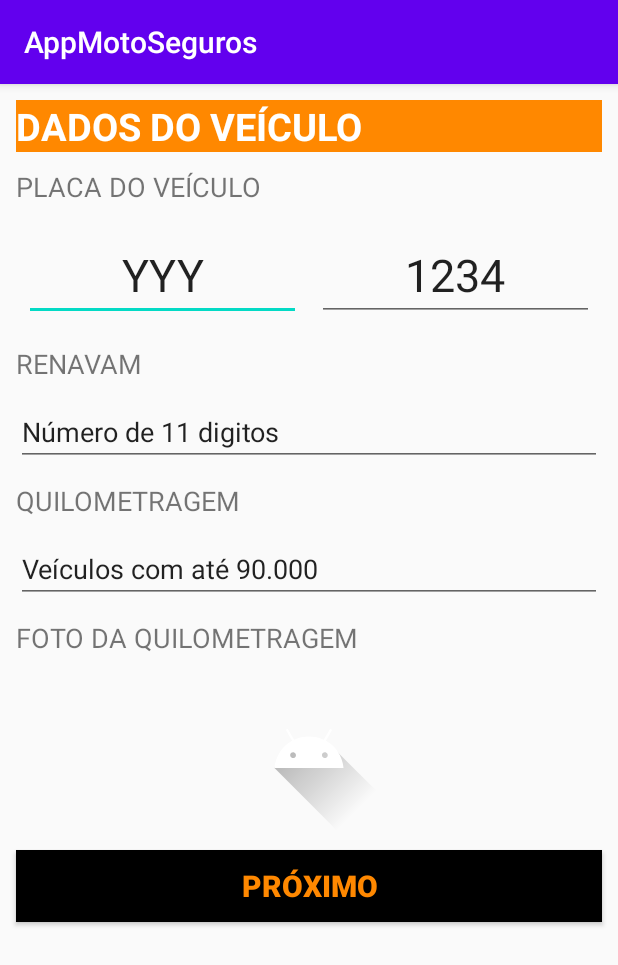
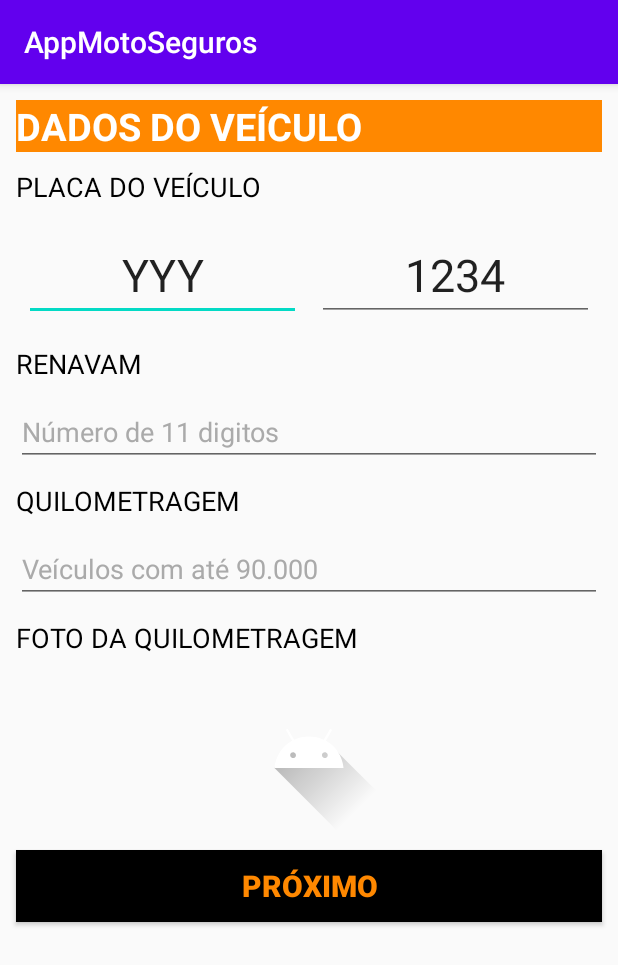
Before and after one commit to danthyl/AppMotoSeguros, an Android app: the FormularioVeiculoActivity screen opened directly, with no data from a screen before it, on a phone screen of 412 x 824 dp. Shown: the top 965 px of the screen. Run offline under Robolectric (Android 15) with nearby library versions, the phone set to English and light mode, and no system bars.

Commit message:
Tratamento dos campos dos formulários, tamanho, quantidade de caracteres, tipo de caracteres de entrada.

```diff
--- a/app/src/main/res/layout/activity_formulario_veiculo.xml
+++ b/app/src/main/res/layout/activity_formulario_veiculo.xml
@@ -23,7 +23,17 @@
         android:layout_height="wrap_content"
         android:layout_margin="5dp"
         android:text="@string/placa_do_veiculo"
+        android:textColor="@android:color/black"
         android:textSize="18sp" />
+
+    <ScrollView
+        android:layout_width="match_parent"
+        android:layout_height="match_parent">
+
+    <LinearLayout
+        android:layout_width="match_parent"
+        android:layout_height="wrap_content"
+        android:orientation="vertical" >
 
         <LinearLayout
             android:layout_width="match_parent"
@@ -37,18 +47,21 @@
                 android:layout_height="wrap_content"
                 android:layout_margin="5dp"
                 android:layout_weight="1"
+                android:digits="ABCDEFGHIJLMNOPQRSTUVXZKWY"
                 android:ems="10"
                 android:gravity="center"
                 android:hint="@string/placa_letras"
-            android:inputType="textPersonName"
+                android:importantForAutofill="no"
+                android:inputType="textCapCharacters"
+                android:maxLength="3"
                 android:nextFocusLeft="@id/editPlacaNumeros"
                 android:nextFocusRight="@id/editPlacaNumeros"
                 android:nextFocusUp="@id/editPlacaNumeros"
                 android:nextFocusDown="@id/editPlacaNumeros"
                 android:nextFocusForward="@id/editPlacaNumeros"
                 android:text="@string/placa_letras"
-            android:textSize="30sp"
-            android:importantForAutofill="no" />
+                android:textColorHint="@android:color/darker_gray"
+                android:textSize="30sp" />
 
             <EditText
                 android:id="@+id/editPlacaNumeros"
@@ -59,10 +72,12 @@
                 android:ems="10"
                 android:gravity="center"
                 android:hint="@string/placa_numero"
+                android:importantForAutofill="no"
                 android:inputType="number"
+                android:maxLength="4"
                 android:text="@string/placa_numero"
-            android:textSize="30sp"
-            android:importantForAutofill="no" />
+                android:textColorHint="@android:color/darker_gray"
+                android:textSize="30sp" />
         </LinearLayout>
 
         <TextView
@@ -71,6 +86,7 @@
             android:layout_height="wrap_content"
             android:layout_margin="5dp"
             android:text="@string/renavam"
+            android:textColor="@android:color/black"
             android:textSize="18sp" />
 
         <EditText
@@ -79,9 +95,9 @@
             android:layout_margin="5dp"
             android:ems="10"
             android:hint="@string/campo_renavam"
+            android:importantForAutofill="no"
             android:inputType="textPersonName"
-        android:text="@string/placa_numeros"
-        android:importantForAutofill="no" />
+            android:textColorHint="@android:color/darker_gray" />
 
         <TextView
             android:id="@+id/subtitulo_quilometragem"
@@ -89,6 +105,7 @@
             android:layout_height="wrap_content"
             android:layout_margin="5dp"
             android:text="@string/quilometragem"
+            android:textColor="@android:color/black"
             android:textSize="18sp" />
 
     <EditText
@@ -99,7 +116,7 @@
         android:ems="10"
         android:hint="@string/campo_veiculo"
         android:inputType="number|textPersonName"
-        android:text="@string/campo_veiculo"
+        android:textColorHint="@android:color/darker_gray"
         android:importantForAutofill="no" />
 
         <TextView
@@ -108,6 +125,7 @@
             android:layout_height="wrap_content"
             android:layout_margin="5dp"
             android:text="@string/foto_da_quilometragem"
+            android:textColor="@android:color/black"
             android:textSize="18sp" />
 
     <ImageView
@@ -129,5 +147,8 @@
         android:textColor="@android:color/holo_orange_dark"
         android:textSize="20sp"
         android:textStyle="bold" />
+    </LinearLayout>
+
+    </ScrollView>
 
 </LinearLayout>
--- a/app/src/main/res/values/strings.xml
+++ b/app/src/main/res/values/strings.xml
@@ -39,7 +39,7 @@
     <string name="consulta_de_debito">CONSULTA DE DÉBITO</string>
     <string name="prestacao_de_servico">PRESTAÇÃO DE SERVIÇO</string>
     <string name="financiamento">FINANCIAMENTO</string>
-    <string name="questionario">QUESTIONÁRIO</string>
+    <string name="questionario">QUESTIONÁRIO DE USO</string>
 
 
 </resources>
```
Also changed, not shown: app/src/main/res/layout/activity_formulario_comprador.xml (+12 -4 lines), app/src/main/res/layout/activity_formulario_veiculo_questionario.xml (+4 -4 lines), app/src/main/res/layout/activity_login.xml (+5 -4 lines), app/src/main/res/values/string-array.xml (+24 -1 lines). Lines whose indentation alone changed are shown as unchanged.
